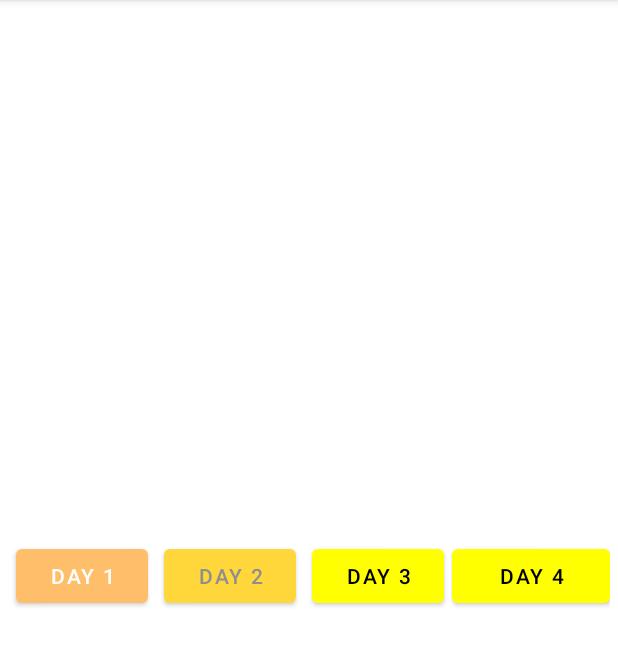
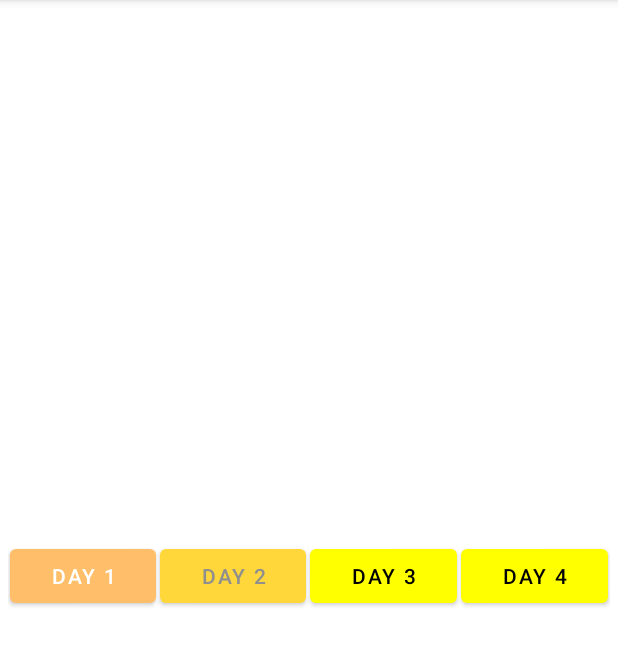
Before and after one commit to Namesiss/android, an Android app: the screen it shows after launch (MainActivity), on a phone screen of 412 x 824 dp, the part 84-750 px from its top. Run offline under Robolectric (Android 15) with nearby library versions, the phone set to English and light mode, and no system bars.

Commit message:
Android Demo App

```diff
--- a/app/src/main/res/layout/activity_main.xml
+++ b/app/src/main/res/layout/activity_main.xml
@@ -21,35 +21,39 @@
 
         <Button
             android:id="@+id/btnDay1"
-            android:layout_width="wrap_content"
+            android:layout_width="0dp"
+            android:layout_weight="1"
             android:layout_height="wrap_content"
-            android:layout_margin="5sp"
+            android:layout_margin="1sp"
             android:text="@string/bu_i_1"
             app:backgroundTint="#FFBE6A" />
 
 
         <Button
             android:id="@+id/btnDay2"
-            android:layout_width="wrap_content"
+            android:layout_width="0dp"
+            android:layout_weight="1"
             android:layout_height="wrap_content"
-            android:layout_margin="5sp"
+            android:layout_margin="1sp"
             android:text="@string/bu_i_2"
             android:textColor="#8F8F8F"
             app:backgroundTint="#FFD73B" />
 
         <Button
             android:id="@+id/btnDay3"
-            android:layout_width="wrap_content"
+            android:layout_width="0dp"
             android:layout_height="wrap_content"
-            android:layout_margin="5sp"
+            android:layout_margin="1sp"
+            android:layout_weight="1"
             android:text="@string/bu_i_3"
             android:textColor="#000000"
             app:backgroundTint="#FFFF00" />
 
         <Button
             android:id="@+id/btnDay4"
-            android:layout_width="wrap_content"
+            android:layout_width="0dp"
             android:layout_height="wrap_content"
+            android:layout_margin="1sp"
             android:layout_weight="1"
             android:text="@string/day_4"
             android:textColor="#000000"
--- a/app/src/main/res/layout/activity_main6.xml
+++ b/app/src/main/res/layout/activity_main6.xml
@@ -21,7 +21,7 @@
             android:layout_width="match_parent"
             android:layout_height="wrap_content"
             android:text="Music Player"
-            android:textColor="@color/text_white"
+            android:textColor="@color/text_black"
             app:backgroundTint="@color/golden1" />
 
         <Button
@@ -37,7 +37,7 @@
             android:layout_width="match_parent"
             android:layout_height="wrap_content"
             android:text="Broadcast"
-            android:textColor="@color/text_black"
+            android:textColor="@color/text_white"
             app:backgroundTint="@color/golden3" />
     </LinearLayout>
 </androidx.constraintlayout.widget.ConstraintLayout>
```
